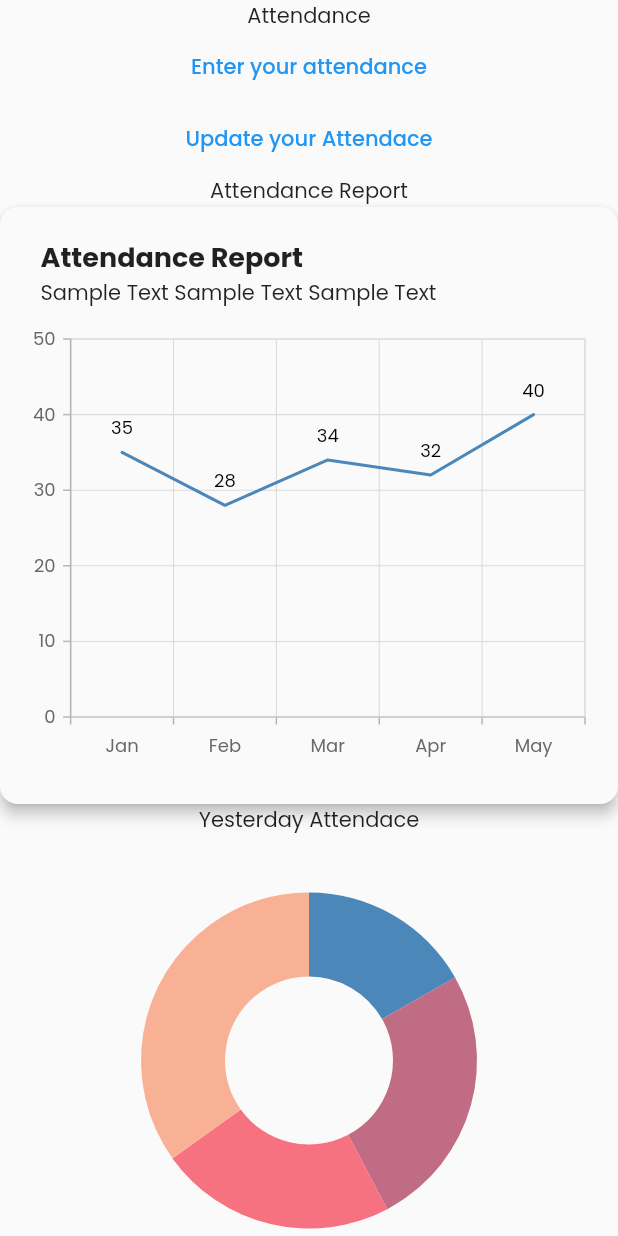
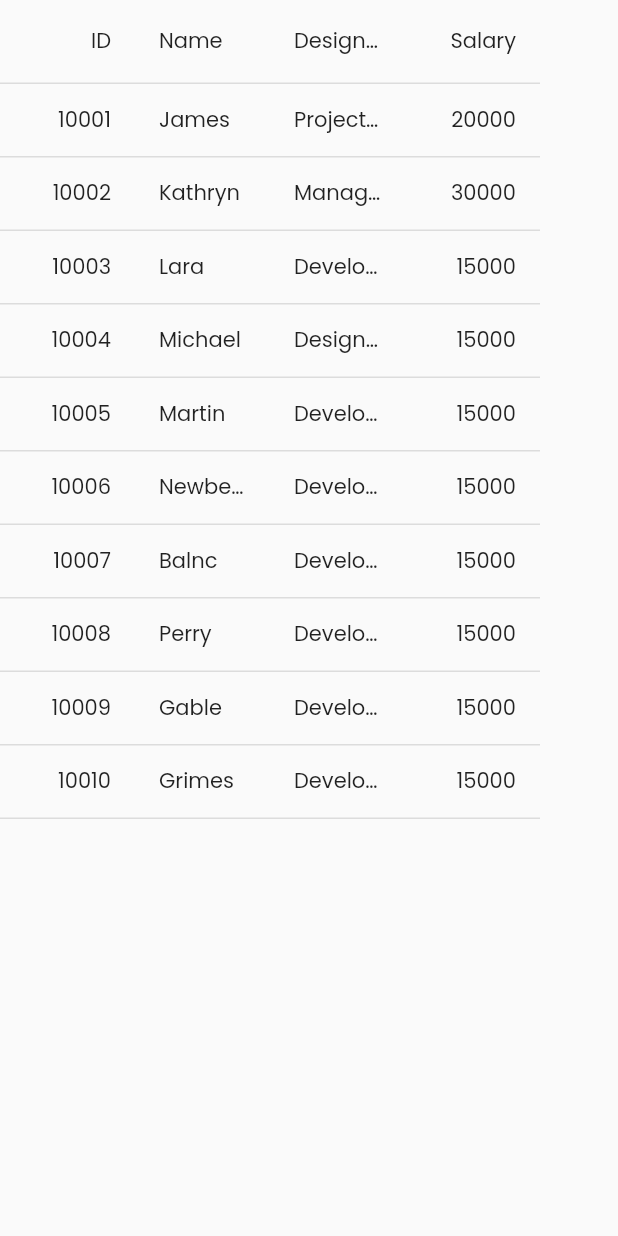
Before and after one commit to codewithdhruv22/Bl-Dairy-App-New, a Flutter app: the AttendanceScreen screen opened directly, on a phone screen of 412 x 824 dp. Run offline on Flutter 3.47's test engine with Material 2 defaults, Android fonts, the phone set to English and light mode, and no system bars; drawn by our look-alikes of syncfusion_flutter_datagrid; our stand-ins replace carousel_slider, cloud_firestore, csv, dropdown_search, firebase_core, flutter_feather_icons and 9 more; missing offline and left inert: textfield_search, whatsapp_share2; accounts and stored records are empty; network calls fail.

Commit message:
Bhot kuch

```diff
--- a/lib/constants/constants.dart
+++ b/lib/constants/constants.dart
@@ -1,16 +1,13 @@
-import 'package:bl_dairy_app/view/screens/AddMilkSupplier.dart';
-
 import 'package:bl_dairy_app/view/screens/attendance.dart';
 import 'package:bl_dairy_app/view/screens/book_order.dart';
 import 'package:bl_dairy_app/view/screens/production.dart';
 import 'package:bl_dairy_app/view/screens/report.dart';
-import 'package:flutter/material.dart';
 import 'package:bl_dairy_app/view/screens/dashboard.dart';
 
 var pageIndex = [
-  Dashboard_Scren(),
-ReportScreen(),
-Text("ADDD"),
-BookOrderScreen(),
- ProductionScreen(),
+  const Dashboard_Scren(),
+  const ReportScreen(),
+  AttendanceScreen(),
+  const BookOrderScreen(),
+  const ProductionScreen(),
 ];
--- a/lib/view/screens/attendance.dart
+++ b/lib/view/screens/attendance.dart
@@ -1,71 +1,128 @@
-import 'package:bl_dairy_app/view/widgets/main_chart.dart';
-import 'package:bl_dairy_app/view/widgets/pie_chart.dart';
 import 'package:flutter/material.dart';
+import 'package:syncfusion_flutter_datagrid/datagrid.dart';
 
-class AttendanceScreen extends StatelessWidget {
+class AttendanceScreen extends StatefulWidget {
   const AttendanceScreen({Key? key}) : super(key: key);
+
+  @override
+  State<AttendanceScreen> createState() => _AttendanceScreenState();
+}
+
+class _AttendanceScreenState extends State<AttendanceScreen> {
+  late EmployeeDataSource _employeeDataSource;
+  late List<Employee> _employees;
+
+  @override
+  void initState() {
+    _employees = getEmployeeData();
+    _employeeDataSource = EmployeeDataSource(employees: _employees);
+    super.initState();
+  }
 
   @override
   Widget build(BuildContext context) {
     return Scaffold(
-
-      body: SingleChildScrollView(
-        child: SafeArea(
-          child: Column(
-            children: [
-              Text("Attendance"),
-              TextButton(onPressed: (){}, child: Text("Enter your attendance")),
-              TextButton(onPressed: (){}, child: Text("Update your Attendace")),
-Text("Attendance Report"),
-
-
-
-
-              Container(
-
-                child: Material(
-                  elevation: 4,
-                  borderRadius: BorderRadius.all(Radius.circular(12)),
-                  child: Container(
-                    decoration: BoxDecoration(
-                        borderRadius: BorderRadius.all(Radius.circular(12))
-                    ),
-
-                    margin: EdgeInsets.symmetric(horizontal: 12 , vertical: 20),
-                    child: Column(
-                      crossAxisAlignment: CrossAxisAlignment.start,
-                      children: [
-                        Padding(
-                          padding: const EdgeInsets.only(left: 15),
-                          child: Text("Attendance Report" , style: TextStyle(fontSize: 18 , fontWeight: FontWeight.bold),),
-                        ),
-                        Padding(
-                          padding: const EdgeInsets.only(left: 15),
-                          child: Text("Sample Text Sample Text Sample Text" , style: TextStyle(fontSize: 14 ),),
-
-                        ),
-
-                        SizedBox(height: 10,),
-
-
-                        SizedBox(
-                            height: 300,
-                            child: ActvityChart()
-                        )
-                      ],
-                    ),
-                  ),
-                ),
-              ),
-
-
-Text("Yesterday Attendace"),
-              PieChart()
-
-            ],
-          ),
-        ),
+      body: SfDataGrid(
+        source: _employeeDataSource,
+        columns: [
+          GridColumn(
+              columnName: 'id',
+              label: Container(
+                  padding: const EdgeInsets.symmetric(horizontal: 16.0),
+                  alignment: Alignment.centerRight,
+                  child: const Text(
+                    'ID',
+                    overflow: TextOverflow.ellipsis,
+                  ))),
+          GridColumn(
+              columnName: 'name',
+              label: Container(
+                  padding: const EdgeInsets.symmetric(horizontal: 16.0),
+                  alignment: Alignment.centerLeft,
+                  child: const Text(
+                    'Name',
+                    overflow: TextOverflow.ellipsis,
+                  ))),
+          GridColumn(
+              columnName: 'designation',
+              label: Container(
+                  padding: const EdgeInsets.symmetric(horizontal: 16.0),
+                  alignment: Alignment.centerLeft,
+                  child: const Text(
+                    'Designation',
+                    overflow: TextOverflow.ellipsis,
+                  ))),
+          GridColumn(
+              columnName: 'salary',
+              label: Container(
+                  padding: const EdgeInsets.symmetric(horizontal: 16.0),
+                  alignment: Alignment.centerRight,
+                  child: const Text(
+                    'Salary',
+                    overflow: TextOverflow.ellipsis,
+                  )))
+        ],
       ),
     );
   }
+
+  List<Employee> getEmployeeData() {
+    return [
+      Employee(10001, 'James', 'Project Lead', 20000),
+      Employee(10002, 'Kathryn', 'Manager', 30000),
+      Employee(10003, 'Lara', 'Developer', 15000),
+      Employee(10004, 'Michael', 'Designer', 15000),
+      Employee(10005, 'Martin', 'Developer', 15000),
+      Employee(10006, 'Newberry', 'Developer', 15000),
+      Employee(10007, 'Balnc', 'Developer', 15000),
+      Employee(10008, 'Perry', 'Developer', 15000),
+      Employee(10009, 'Gable', 'Developer', 15000),
+      Employee(10010, 'Grimes', 'Developer', 15000)
+    ];
+  }
 }
+
+class EmployeeDataSource extends DataGridSource {
+  EmployeeDataSource({required List<Employee> employees}) {
+    dataGridRows = employees
+        .map<DataGridRow>((dataGridRow) => DataGridRow(cells: [
+              DataGridCell<int>(columnName: 'id', value: dataGridRow.id),
+              DataGridCell<String>(columnName: 'name', value: dataGridRow.name),
+              DataGridCell<String>(
+                  columnName: 'designation', value: dataGridRow.designation),
+              DataGridCell<int>(
+                  columnName: 'salary', value: dataGridRow.salary),
+            ]))
+        .toList();
+  }
+
+  late List<DataGridRow> dataGridRows;
+
+  @override
+  List<DataGridRow> get rows => dataGridRows;
+
+  @override
+  DataGridRowAdapter? buildRow(DataGridRow row) {
+    return DataGridRowAdapter(
+        cells: row.getCells().map<Widget>((dataGridCell) {
+      return Container(
+          alignment: (dataGridCell.columnName == 'id' ||
+                  dataGridCell.columnName == 'salary')
+              ? Alignment.centerRight
+              : Alignment.centerLeft,
+          padding: const EdgeInsets.symmetric(horizontal: 16.0),
+          child: Text(
+            dataGridCell.value.toString(),
+            overflow: TextOverflow.ellipsis,
+          ));
+    }).toList());
+  }
+}
+
+class Employee {
+  Employee(this.id, this.name, this.designation, this.salary);
+  final int id;
+  final String name;
+  final String designation;
+  final int salary;
+}
--- a/lib/view/screens/home.dart
+++ b/lib/view/screens/home.dart
@@ -40,7 +40,7 @@ class _HomeState extends State<Home> {
           BottomNavigationBarItem(
               icon: Icon(FeatherIcons.alertOctagon, size: 18), label: 'Report'),
           BottomNavigationBarItem(
-              icon: Icon(FeatherIcons.plus, size: 18), label: 'Add'),
+              icon: Icon(FeatherIcons.userPlus, size: 18), label: 'Attendence'),
           BottomNavigationBarItem(
               icon: Icon(FeatherIcons.shoppingCart, size: 18),
               label: 'Book Order'),
@@ -91,7 +91,7 @@ class _HomeState extends State<Home> {
                   title: const Text("ADD SUPPLIER"),
                   onTap: () {
                     Navigator.of(context).push(MaterialPageRoute(
-                        builder: (context) =>  AddMilkSupplierScreen()));
+                        builder: (context) => const AddMilkSupplierScreen()));
                   },
                 ),
                 const SizedBox(
```
